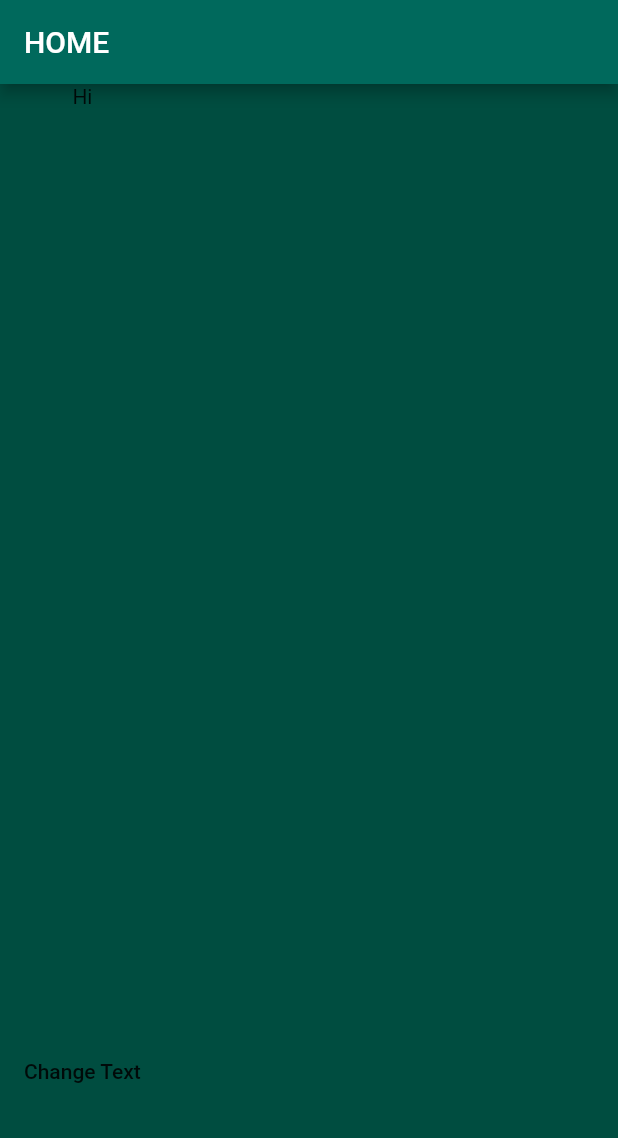
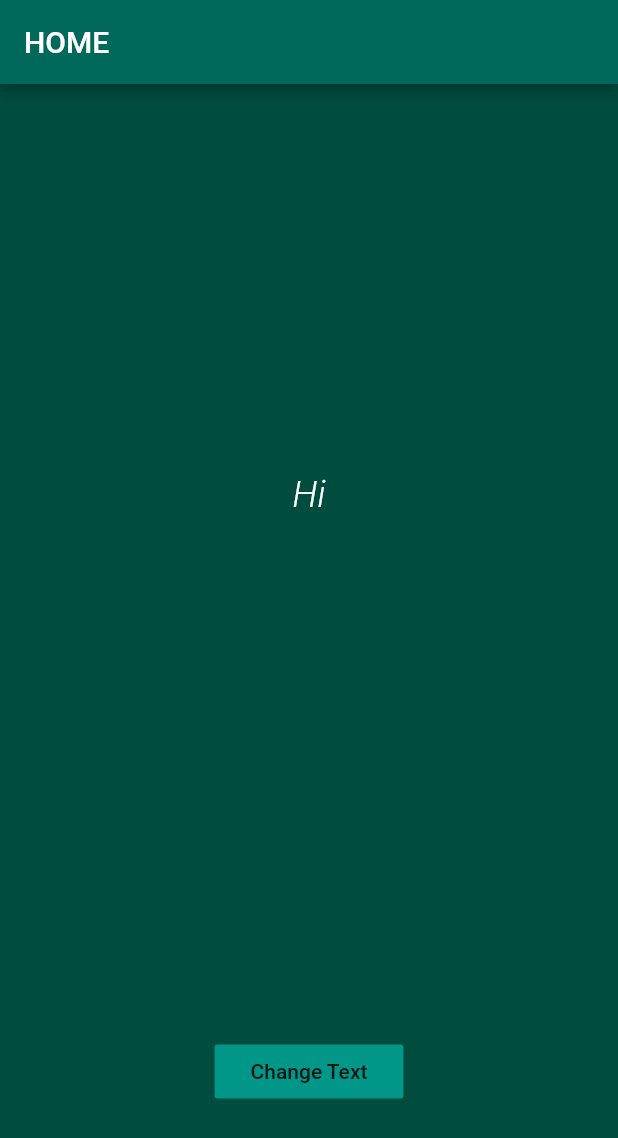
Before and after one commit to anniechakraborty/practice-1, a Flutter app: the screen it shows after launch, after a tap on "Change Text", on a phone screen of 412 x 824 dp. Shown: the top 1138 px of the screen. Run offline on Flutter 3.47's test engine with Material 2 defaults, Android fonts, the phone set to English and light mode, and no system bars.

Commit message:
text changes when the button is pressed and reverts back to the first text at the end of the list.

```diff
--- a/lib/main.dart
+++ b/lib/main.dart
@@ -42,22 +42,40 @@ class _HomeState extends State<Home> {
         crossAxisAlignment: CrossAxisAlignment.center,
         children: <Widget>[
           Expanded(
-            child: Text(_data[_index]),
+            child: Center(
+              child: Text(
+                _data[_index],
+                style: TextStyle(
+                  color: Colors.white,
+                  fontSize: 24.0,
+                  fontStyle: FontStyle.italic,
+                  fontWeight: FontWeight.w300,
+                ),
+              ),
+            ),
             flex: 5,
           ),
           Expanded(
             flex: 2,
+            child: Center(
               child: FlatButton(
                 onPressed: () {
                   setState(() {
-                  if (_index < _data.length) {
+                    if (_index < _data.length - 1) {
                       _index++;
+                      print(_index);
                     } else {
                       _index = 0;
+                      print(_index);
                     }
                   });
                 },
+                child: Padding(
+                  padding: const EdgeInsets.all(8.0),
                   child: Text('Change Text'),
+                ),
+                color: Colors.teal,
+              ),
             ),
           )
         ],
```
Lines whose indentation alone changed are shown as unchanged.
